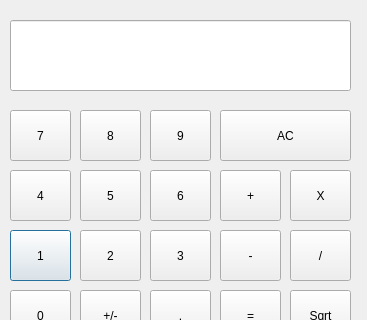
Above: calculator.ui from taapasX28/Calculator_pyqt before the change; both pictures show x 0 to 367 and y 0 to 320 of the 367 by 478 pixel window. Below: the same form after it.
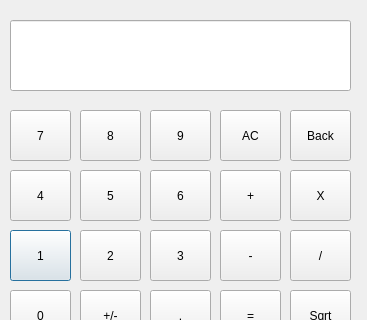
That is the form after the change.

Commit message:
Backspace button added (#18)
* Added Backspace

* Backspace added

* Added code for backspace

* Updated Error messages

What changed in the file:
```diff
--- a/calculator.ui
+++ b/calculator.ui
@@ -197,7 +197,7 @@
     <rect>
      <x>220</x>
      <y>110</y>
-     <width>131</width>
+     <width>61</width>
      <height>51</height>
     </rect>
    </property>
@@ -205,6 +205,21 @@
     <string>AC</string>
    </property>
   </widget>
+
+  <widget class="QPushButton" name="back">
+   <property name="geometry">
+    <rect>
+     <x>290</x>
+     <y>110</y>
+     <width>61</width>
+     <height>51</height>
+    </rect>
+   </property>
+   <property name="text">
+    <string>Back</string>
+   </property>
+  </widget>		
+
   <widget class="QPushButton" name="add">
    <property name="geometry">
     <rect>
```
Left out of the diff: 1 changed line with no effect on the pictures. The commit also changes 2 other files.
